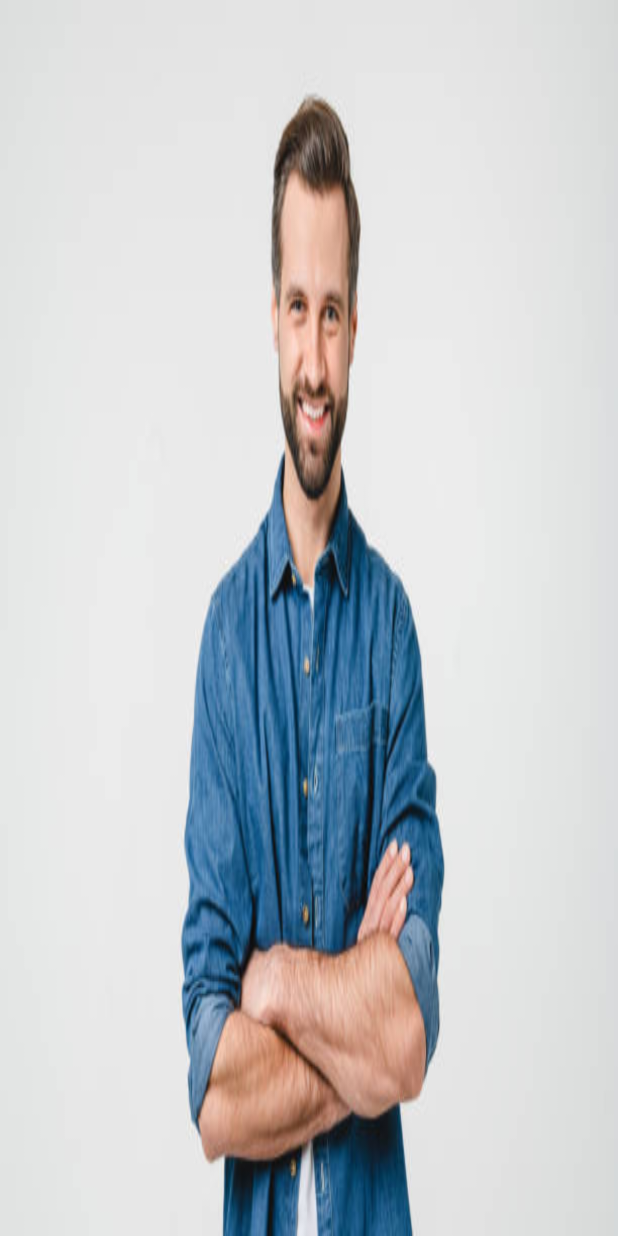
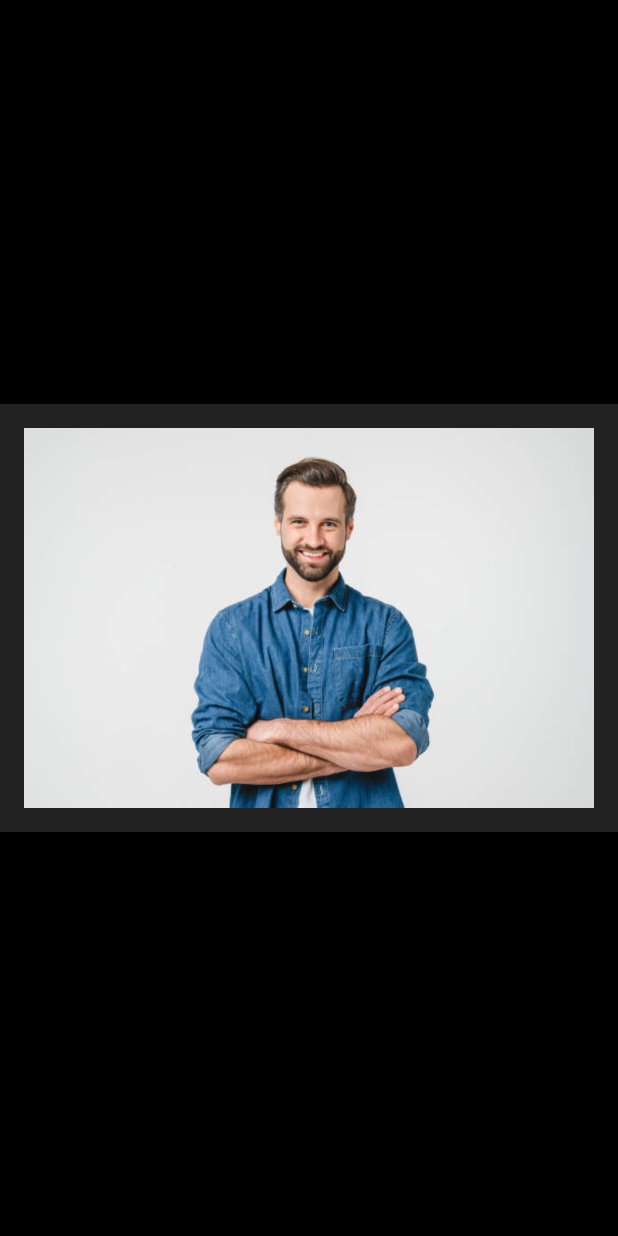
Before and after one commit to wkwk08/Nudity-Detection-Android-Enhanced, an Android app: the layout activity_main.xml on its own in the app's theme, with its tools: preview values and no code run, on a phone screen of 412 x 824 dp. Run offline under Robolectric (Android 15) with nearby library versions, the phone set to English and light mode, and no system bars.

Commit message:
feat(ui): center image view with fitCenter and styled background

```diff
--- a/app/src/main/res/layout/activity_main.xml
+++ b/app/src/main/res/layout/activity_main.xml
@@ -1,15 +1,20 @@
+<?xml version="1.0" encoding="utf-8"?>
 <LinearLayout
     xmlns:android="http://schemas.android.com/apk/res/android"
     android:layout_width="match_parent"
     android:layout_height="match_parent"
     android:orientation="vertical"
-    android:background="#000000">
+    android:background="#000000"
+    android:gravity="center">
 
     <ImageView
         android:id="@+id/imageView"
-        android:layout_width="match_parent"
-        android:layout_height="match_parent"
+        android:layout_width="wrap_content"
+        android:layout_height="wrap_content"
         android:src="@drawable/sample_image"
-        android:scaleType="fitXY"
-        android:contentDescription="Processed image" />
+        android:adjustViewBounds="true"
+        android:scaleType="fitCenter"
+        android:contentDescription="Processed image"
+        android:padding="16dp"
+        android:background="#222222" />
 </LinearLayout>
```
